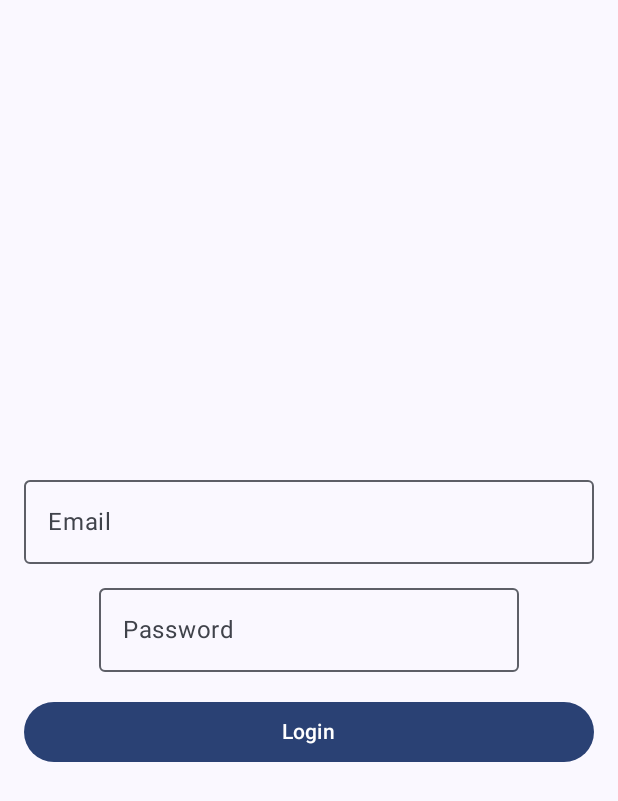
After one commit to raka-bakar88/LoginApp, an Android app built with Jetpack Compose: the composable LoginScreen called with empty values, on a phone screen of 412 x 824 dp. The commit adds this screen. Shown: the top 801 px of the screen. Run offline under Robolectric (Android 15) with nearby library versions, the phone set to English and light mode, and no system bars.

Commit message:
task: create LoginScreen
- Create email, password and login components
- Create dimens and strings resources files

```diff
--- /dev/null
+++ b/app/src/main/java/com/bakar/loginapp/ui/login/LoginScreen.kt
@@ -0,0 +1,79 @@
+package com.bakar.loginapp.ui.login
+
+import androidx.compose.foundation.layout.Arrangement
+import androidx.compose.foundation.layout.Column
+import androidx.compose.foundation.layout.Spacer
+import androidx.compose.foundation.layout.fillMaxSize
+import androidx.compose.foundation.layout.fillMaxWidth
+import androidx.compose.foundation.layout.height
+import androidx.compose.foundation.layout.padding
+import androidx.compose.material3.Button
+import androidx.compose.material3.OutlinedTextField
+import androidx.compose.material3.SnackbarHostState
+import androidx.compose.material3.Text
+import androidx.compose.runtime.Composable
+import androidx.compose.runtime.LaunchedEffect
+import androidx.compose.runtime.getValue
+import androidx.compose.runtime.mutableStateOf
+import androidx.compose.runtime.remember
+import androidx.compose.runtime.setValue
+import androidx.compose.ui.Alignment
+import androidx.compose.ui.Modifier
+import androidx.compose.ui.res.dimensionResource
+import androidx.compose.ui.res.stringResource
+import androidx.compose.ui.text.input.PasswordVisualTransformation
+import com.bakar.loginapp.R
+
+@Composable
+fun LoginScreen(
+    loginResult: String,
+    onLoginClicked: (String, String) -> Unit
+) {
+    var email by remember {
+        mutableStateOf("")
+    }
+    var password by remember {
+        mutableStateOf("")
+    }
+
+    val snackbarHostState = remember {
+        SnackbarHostState()
+    }
+    Column(
+        modifier = Modifier
+            .fillMaxSize()
+            .padding(dimensionResource(id = R.dimen.margin_size_large)),
+        verticalArrangement = Arrangement.Center,
+        horizontalAlignment = Alignment.CenterHorizontally
+    ) {
+
+        OutlinedTextField(
+            value = email,
+            onValueChange = { email = it },
+            label = { Text(text = stringResource(id = R.string.email_label)) },
+            modifier = Modifier.fillMaxWidth()
+        )
+
+        Spacer(modifier = Modifier.height(dimensionResource(id = R.dimen.margin_size_small)))
+
+        OutlinedTextField(
+            value = password,
+            onValueChange = { password = it },
+            label = { Text(text = stringResource(id = R.string.password_label)) },
+            visualTransformation = PasswordVisualTransformation()
+        )
+
+        Spacer(modifier = Modifier.height(dimensionResource(id = R.dimen.margin_size_large)))
+
+        Button(
+            onClick = { onLoginClicked(email, password) },
+            modifier = Modifier.fillMaxWidth()
+        ) {
+            Text(text = stringResource(id = R.string.login_label))
+        }
+
+        LaunchedEffect(loginResult) {
+            snackbarHostState.showSnackbar(loginResult)
+        }
+    }
+}
--- /dev/null
+++ b/app/src/main/res/values/dimens.xml
@@ -0,0 +1,6 @@
+<?xml version="1.0" encoding="utf-8"?>
+<resources>
+    <dimen name="margin_size_small">8dp</dimen>
+    <dimen name="margin_size_large">16dp</dimen>
+    <dimen name="elevation_small">4dp</dimen>
+</resources>
--- a/app/src/main/res/values/strings.xml
+++ b/app/src/main/res/values/strings.xml
@@ -1,3 +1,6 @@
 <resources>
     <string name="app_name">LoginApp</string>
+    <string name="email_label">Email</string>
+    <string name="password_label">Password</string>
+    <string name="login_label">Login</string>
 </resources>
```
